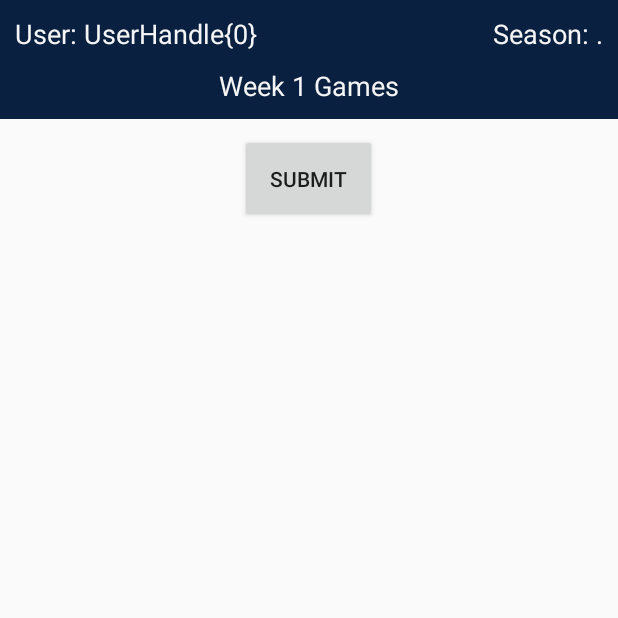
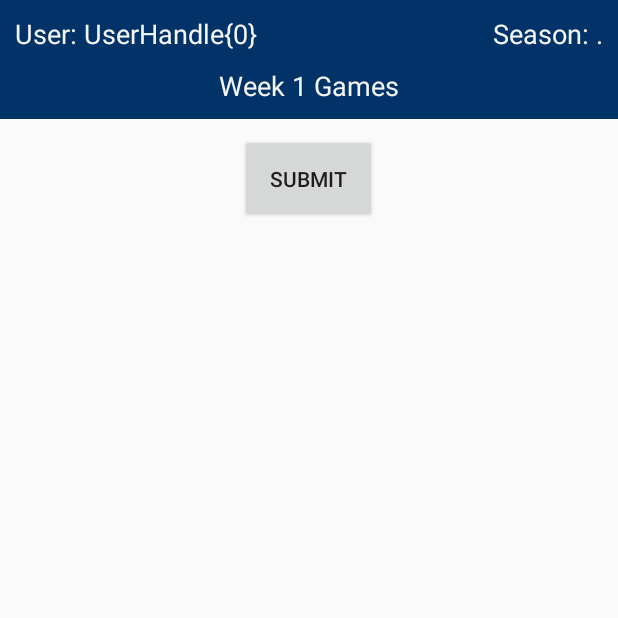
Before and after one commit to AggieRussell/BigWinner, an Android app: the WeekGames screen opened directly, with no data from a screen before it, on a phone screen of 412 x 824 dp, the top half of it. Run offline under Robolectric (Android 15) with nearby library versions, the phone set to English and light mode, and no system bars; libraries missing offline, so code that uses them is left out: com.readystatesoftware.sqliteasset; 12 statements that could not run were skipped.

Commit message:
fixed colors, still working on radio buttons

```diff
--- a/src/Test_withSPI/app/src/main/res/layout/instructions.xml
+++ b/src/Test_withSPI/app/src/main/res/layout/instructions.xml
@@ -13,7 +13,7 @@
         <TableRow
             android:layout_width="match_parent"
             android:layout_height="match_parent"
-            android:background="@color/CustomBlue"
+            android:background="@color/NFLBlue"
             android:layout_marginBottom="15dp">
 
             <TextView
--- a/src/Test_withSPI/app/src/main/res/layout/loginscreen.xml
+++ b/src/Test_withSPI/app/src/main/res/layout/loginscreen.xml
@@ -12,7 +12,7 @@
         android:layout_width="fill_parent"
         android:layout_height="match_parent"
         android:gravity="center"
-        android:background="@color/DarkBlue">
+        android:background="@color/NFLBlue">
 
         <TextView
             android:layout_width="fill_parent"
--- a/src/Test_withSPI/app/src/main/res/layout/season_results.xml
+++ b/src/Test_withSPI/app/src/main/res/layout/season_results.xml
@@ -11,7 +11,7 @@
     <TableRow
         android:layout_width="match_parent"
         android:layout_height="match_parent"
-        android:background="@color/CustomBlue">
+        android:background="@color/NFLBlue">
 
         <TextView
             android:layout_width="wrap_content"
@@ -36,7 +36,7 @@
     <TableRow
         android:layout_width="match_parent"
         android:layout_height="match_parent"
-        android:background="@color/CustomBlue">
+        android:background="@color/NFLBlue">
 
         <TextView
             android:layout_width="wrap_content"
--- a/src/Test_withSPI/app/src/main/res/layout/week_games.xml
+++ b/src/Test_withSPI/app/src/main/res/layout/week_games.xml
@@ -11,7 +11,7 @@
     <TableRow
         android:layout_width="match_parent"
         android:layout_height="match_parent"
-        android:background="@color/CustomBlue">
+        android:background="@color/NFLBlue">
 
         <TextView
             android:layout_width="wrap_content"
@@ -36,7 +36,7 @@
     <TableRow
         android:layout_width="match_parent"
         android:layout_height="match_parent"
-        android:background="@color/CustomBlue">
+        android:background="@color/NFLBlue">
 
         <TextView
             android:layout_width="wrap_content"
@@ -104,7 +104,7 @@
                         android:layout_height="fill_parent"
                         android:layout_gravity="center"
                         android:layout_weight="0"
-                        android:background="@color/CustomBlue" />
+                        android:background="@color/NFLBlue" />
 
                 </LinearLayout>
 
@@ -134,7 +134,7 @@
 
             <View android:layout_width="match_parent"
                 android:id="@+id/l1"
-                android:background="@color/CustomBlue"
+                android:background="@color/NFLBlue"
                 android:layout_height="1dp"
                 android:layout_marginLeft="25dp"
                 android:layout_marginRight="25dp"/>
@@ -179,7 +179,7 @@
                         android:layout_height="fill_parent"
                         android:layout_gravity="center"
                         android:layout_weight="0"
-                        android:background="@color/CustomBlue" />
+                        android:background="@color/NFLBlue" />
 
                 </LinearLayout>
 
@@ -207,7 +207,7 @@
 
             <View android:layout_width="match_parent"
                 android:id="@+id/l2"
-                android:background="@color/CustomBlue"
+                android:background="@color/NFLBlue"
                 android:layout_height="1dp"
                 android:layout_marginLeft="25dp"
                 android:layout_marginRight="25dp" />
@@ -252,7 +252,7 @@
                         android:layout_height="fill_parent"
                         android:layout_gravity="center"
                         android:layout_weight="0"
-                        android:background="@color/CustomBlue" />
+                        android:background="@color/NFLBlue" />
 
                 </LinearLayout>
 
@@ -281,7 +281,7 @@
 
             <View android:layout_width="match_parent"
                 android:id="@+id/l3"
-                android:background="@color/CustomBlue"
+                android:background="@color/NFLBlue"
                 android:layout_height="1dp"
                 android:layout_marginLeft="25dp"
                 android:layout_marginRight="25dp"/>
@@ -326,7 +326,7 @@
                         android:layout_height="fill_parent"
                         android:layout_gravity="center"
                         android:layout_weight="0"
-                        android:background="@color/CustomBlue" />
+                        android:background="@color/NFLBlue" />
 
                 </LinearLayout>
 
@@ -355,7 +355,7 @@
 
             <View android:layout_width="match_parent"
                 android:id="@+id/l4"
-                android:background="@color/CustomBlue"
+                android:background="@color/NFLBlue"
                 android:layout_height="1dp"
                 android:layout_marginLeft="25dp"
                 android:layout_marginRight="25dp"/>
@@ -400,7 +400,7 @@
                         android:layout_height="fill_parent"
                         android:layout_gravity="center"
                         android:layout_weight="0"
-                        android:background="@color/CustomBlue" />
+                        android:background="@color/NFLBlue" />
 
                 </LinearLayout>
 
@@ -429,7 +429,7 @@
 
             <View android:layout_width="match_parent"
                 android:id="@+id/l5"
-                android:background="@color/CustomBlue"
+                android:background="@color/NFLBlue"
                 android:layout_height="1dp"
                 android:layout_marginLeft="25dp"
                 android:layout_marginRight="25dp"/>
@@ -474,7 +474,7 @@
                         android:layout_height="fill_parent"
                         android:layout_gravity="center"
                         android:layout_weight="0"
-                        android:background="@color/CustomBlue" />
+                        android:background="@color/NFLBlue" />
 
                 </LinearLayout>
 
@@ -503,7 +503,7 @@
 
             <View android:layout_width="match_parent"
                 android:id="@+id/l6"
-                android:background="@color/CustomBlue"
+                android:background="@color/NFLBlue"
                 android:layout_height="1dp"
                 android:layout_marginLeft="25dp"
                 android:layout_marginRight="25dp"/>
@@ -548,7 +548,7 @@
                         android:layout_height="fill_parent"
                         android:layout_gravity="center"
                         android:layout_weight="0"
-                        android:background="@color/CustomBlue" />
+                        android:background="@color/NFLBlue" />
 
                 </LinearLayout>
 
@@ -577,7 +577,7 @@
 
             <View android:layout_width="match_parent"
                 android:id="@+id/l7"
-                android:background="@color/CustomBlue"
+                android:background="@color/NFLBlue"
                 android:layout_height="1dp"
                 android:layout_marginLeft="25dp"
                 android:layout_marginRight="25dp"/>
@@ -622,7 +622,7 @@
                         android:layout_height="fill_parent"
                         android:layout_gravity="center"
                         android:layout_weight="0"
-                        android:background="@color/CustomBlue" />
+                        android:background="@color/NFLBlue" />
 
                 </LinearLayout>
 
--- a/src/Test_withSPI/app/src/main/res/layout/week_games2.xml
+++ b/src/Test_withSPI/app/src/main/res/layout/week_games2.xml
@@ -12,7 +12,7 @@
     <TableRow
         android:layout_width="match_parent"
         android:layout_height="match_parent"
-        android:background="@color/CustomBlue">
+        android:background="@color/NFLBlue">
 
         <TextView
             android:layout_width="wrap_content"
@@ -37,7 +37,7 @@
     <TableRow
         android:layout_width="match_parent"
         android:layout_height="match_parent"
-        android:background="@color/CustomBlue">
+        android:background="@color/NFLBlue">
 
         <TextView
             android:layout_width="wrap_content"
--- a/src/Test_withSPI/app/src/main/res/layout/week_results.xml
+++ b/src/Test_withSPI/app/src/main/res/layout/week_results.xml
@@ -11,7 +11,7 @@
     <TableRow
         android:layout_width="match_parent"
         android:layout_height="match_parent"
-        android:background="@color/DarkBlue">
+        android:background="@color/NFLBlue">
 
         <TextView
             android:layout_width="wrap_content"
@@ -36,7 +36,7 @@
     <TableRow
         android:layout_width="match_parent"
         android:layout_height="match_parent"
-        android:background="@color/DarkBlue">
+        android:background="@color/NFLBlue">
 
         <TextView
             android:layout_width="wrap_content"
--- a/src/Test_withSPI/app/src/main/res/values/strings.xml
+++ b/src/Test_withSPI/app/src/main/res/values/strings.xml
@@ -149,5 +149,6 @@
     <color name="DarkBlue">#00008B</color>
     <color name="Navy">#000080</color>
     <color name="Black">#000000</color>
-    <color name="CustomBlue">#092040</color>
+    <color name="NFLBlue">#013369</color>
+    <color name="NFLRed">#d50a0a</color>
 </resources>
--- a/src/Test_withSPI/app/src/main/res/values/styles.xml
+++ b/src/Test_withSPI/app/src/main/res/values/styles.xml
@@ -3,9 +3,10 @@
     <!-- Base application theme. -->
     <style name="AppTheme" parent="Theme.AppCompat.Light.DarkActionBar">
         <!-- Customize your theme here. -->
-        <item name="colorPrimary">@color/colorPrimary</item>
-        <item name="colorPrimaryDark">@color/colorPrimaryDark</item>
-        <item name="colorAccent">@color/colorAccent</item>
+        <item name="colorPrimary">@color/NFLBlue</item>
+        <item name="colorPrimaryDark">@color/NFLBlue</item>
+        <item name="colorAccent">@color/NFLRed</item>
+        <item name="android:navigationBarColor">@color/NFLBlue</item>
     </style>
 
 </resources>
```
